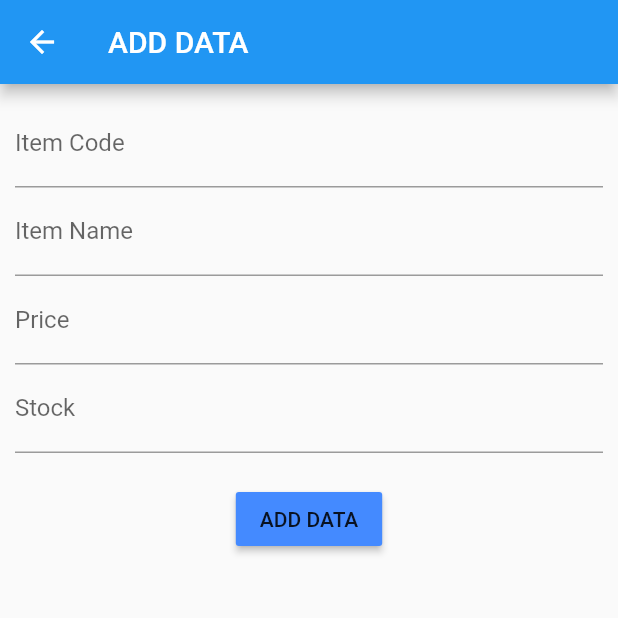
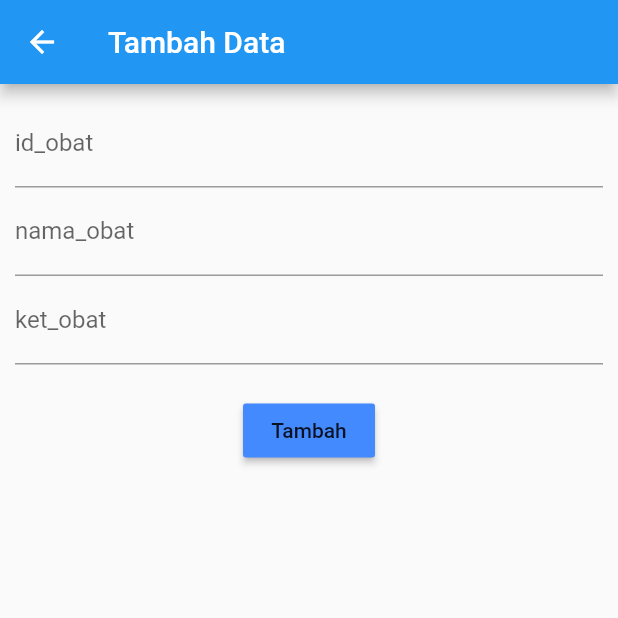
Before and after one commit to Kadekk01/UAS, a Flutter app: the AddData screen opened directly, on a phone screen of 412 x 824 dp, the top half of it. Run offline on Flutter 3.47's test engine with Material 2 defaults, Android fonts, the phone set to English and light mode, and no system bars; network calls fail.

Commit message:
ngubah dikit

```diff
--- a/lib/add.dart
+++ b/lib/add.dart
@@ -29,7 +29,7 @@ void addData(){
   Widget build(BuildContext context) {
     return new Scaffold(
       appBar: new AppBar(
-        title: new Text("ADD DATA"),
+        title: new Text("Tambah Data"),
       ),
       body: Padding(
         padding: const EdgeInsets.all(10.0),
@@ -40,28 +40,23 @@ void addData(){
                 new TextField(
                   controller: controllerCode,
                   decoration: new InputDecoration(
-                      hintText: "Item Code", labelText: "Item Code"),
+                      hintText: "id_obat", labelText: "id_obat"),
                 ),
                 new TextField(
                   controller: controllerName,
                   decoration: new InputDecoration(
-                      hintText: "Item Name", labelText: "Item Name"),
+                      hintText: "nama_obat", labelText: "nama_obat"),
                 ),
                 new TextField(
                   controller: controllerPrice,
                   decoration: new InputDecoration(
-                      hintText: "Price", labelText: "Price"),
-                ),
-                new TextField(
-                  controller: controllerStock,
-                  decoration: new InputDecoration(
-                      hintText: "Stock", labelText: "Stock"),
+                      hintText: "ket_obat", labelText: "ket_obat"),
                 ),
                 new Padding(
                   padding: const EdgeInsets.all(10.0),
                 ),
                 new RaisedButton(
-                  child: new Text("ADD DATA"),
+                  child: new Text("Tambah"),
                   color: Colors.blueAccent,
                   onPressed: () {
                     addData();
```
